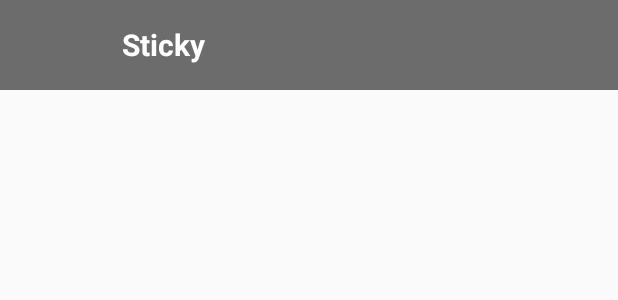
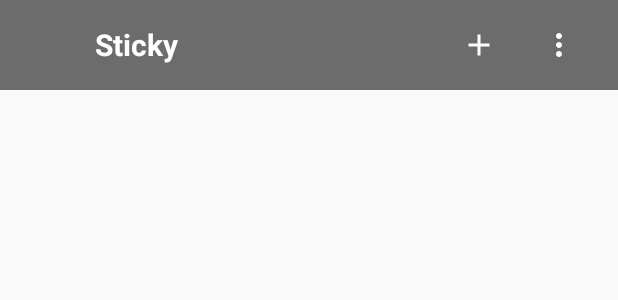
Before and after one commit to cattybaby723/Sticky, an Android app: the layout toolbar.xml on its own in the app's theme, with its tools: preview values and no code run, on a phone screen of 412 x 824 dp. Shown: the top 300 px of the screen. Run offline under Robolectric (Android 15) with nearby library versions, the phone set to English and light mode, and no system bars.

Commit message:
@update add basic tool bar and icons

```diff
--- /dev/null
+++ b/app/src/main/res/drawable/ic_add_white.xml
@@ -0,0 +1,9 @@
+<vector xmlns:android="http://schemas.android.com/apk/res/android"
+        android:width="24dp"
+        android:height="24dp"
+        android:viewportWidth="24.0"
+        android:viewportHeight="24.0">
+    <path
+        android:fillColor="#FFFFFFFF"
+        android:pathData="M19,13h-6v6h-2v-6H5v-2h6V5h2v6h6v2z"/>
+</vector>
--- /dev/null
+++ b/app/src/main/res/drawable/ic_arrow_back_white.xml
@@ -0,0 +1,9 @@
+<vector xmlns:android="http://schemas.android.com/apk/res/android"
+        android:width="24dp"
+        android:height="24dp"
+        android:viewportWidth="24.0"
+        android:viewportHeight="24.0">
+    <path
+        android:fillColor="#FFFFFFFF"
+        android:pathData="M20,11H7.83l5.59,-5.59L12,4l-8,8 8,8 1.41,-1.41L7.83,13H20v-2z"/>
+</vector>
--- /dev/null
+++ b/app/src/main/res/drawable/ic_more_vert_white.xml
@@ -0,0 +1,9 @@
+<vector xmlns:android="http://schemas.android.com/apk/res/android"
+        android:width="24dp"
+        android:height="24dp"
+        android:viewportWidth="24.0"
+        android:viewportHeight="24.0">
+    <path
+        android:fillColor="#FFFFFFFF"
+        android:pathData="M12,8c1.1,0 2,-0.9 2,-2s-0.9,-2 -2,-2 -2,0.9 -2,2 0.9,2 2,2zM12,10c-1.1,0 -2,0.9 -2,2s0.9,2 2,2 2,-0.9 2,-2 -0.9,-2 -2,-2zM12,16c-1.1,0 -2,0.9 -2,2s0.9,2 2,2 2,-0.9 2,-2 -0.9,-2 -2,-2z"/>
+</vector>
--- /dev/null
+++ b/app/src/main/res/drawable/touch_effect_btn.xml
@@ -0,0 +1,7 @@
+<?xml version="1.0" encoding="utf-8"?>
+<selector xmlns:android="http://schemas.android.com/apk/res/android">
+
+    <item android:state_pressed="true" android:drawable="@color/touchEffectGray"/>
+    <item android:drawable="@android:color/transparent"/>
+
+</selector>
--- a/app/src/main/res/layout/toolbar.xml
+++ b/app/src/main/res/layout/toolbar.xml
@@ -4,33 +4,54 @@
     xmlns:android="http://schemas.android.com/apk/res/android"
     android:layout_width="match_parent"
     android:layout_height="60dp"
-    android:background="@color/lightGray"
-    android:orientation="horizontal">
+    app:contentInsetStart="0dp"
+    android:background="@color/gray"
+    android:orientation="horizontal"
+    xmlns:app="http://schemas.android.com/apk/res-auto">
 
-    <RelativeLayout
-        android:layout_width="match_parent"
-        android:layout_height="match_parent">
 
     <ImageButton
         android:id="@+id/backBtn"
-            android:layout_width="50dp"
-            android:layout_height="50dp"
-            android:layout_alignParentStart="true"
-            android:layout_centerInParent="true"
+        android:layout_width="48dp"
+        android:layout_height="48dp"
         android:layout_marginEnd="@dimen/triple_dimens"
-            android:visibility="invisible"/>
+        android:background="@drawable/touch_effect_btn"
+        android:layout_gravity="start"
+        android:src="@drawable/ic_arrow_back_white"
+        android:visibility="invisible"
+        />
 
     <TextView
         android:id="@+id/title"
         android:layout_width="wrap_content"
         android:layout_height="wrap_content"
-            android:layout_centerInParent="true"
-            android:layout_toEndOf="@+id/backBtn"
         android:text="@string/app_name"
+        android:layout_gravity="center_vertical"
         android:textColor="@color/white"
         android:textSize="20sp"
         android:textStyle="bold"/>
 
-    </RelativeLayout>
+
+    <ImageButton
+        android:id="@+id/settingBtn"
+        android:layout_width="48dp"
+        android:layout_height="48dp"
+        android:layout_marginEnd="@dimen/triple_dimens"
+        android:background="@drawable/touch_effect_btn"
+        android:layout_gravity="end"
+        android:src="@drawable/ic_more_vert_white"/>
+
+
+    <ImageButton
+        android:id="@+id/addBtn"
+        android:layout_width="48dp"
+        android:layout_height="48dp"
+        android:layout_marginEnd="@dimen/default_dimens"
+        android:background="@drawable/touch_effect_btn"
+        android:src="@drawable/ic_add_white"
+        android:layout_gravity="end"/>
+
+
+
 
 </android.support.v7.widget.Toolbar>
--- a/app/src/main/res/values/colors.xml
+++ b/app/src/main/res/values/colors.xml
@@ -5,5 +5,6 @@
     <color name="colorAccent">#FF4081</color>
 
     <color name="white">#FFFFFF</color>
-    <color name="lightGray">#6C6C6C</color>
+    <color name="gray">#6C6C6C</color>
+    <color name="touchEffectGray">#FF888888</color>
 </resources>
```
Lines whose indentation alone changed are shown as unchanged.
